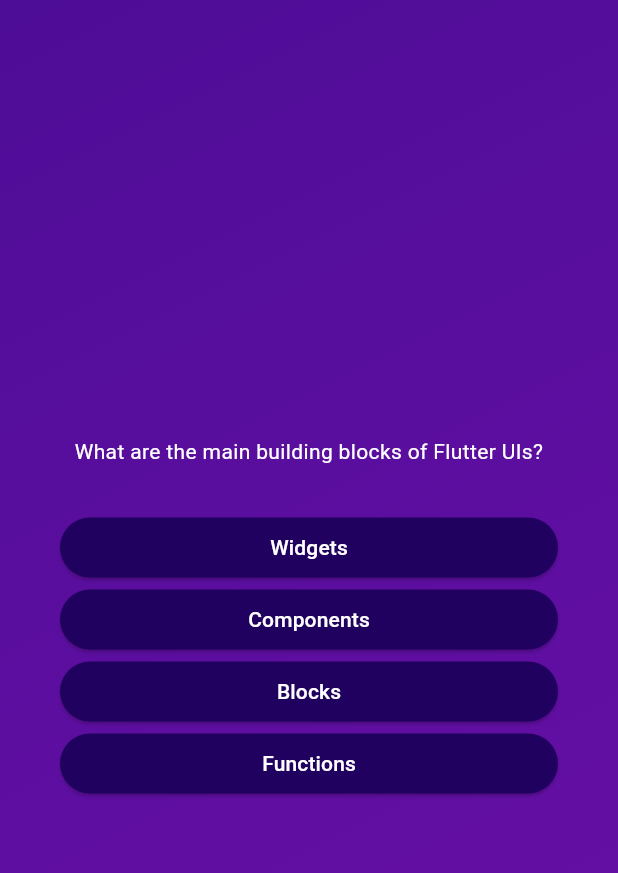
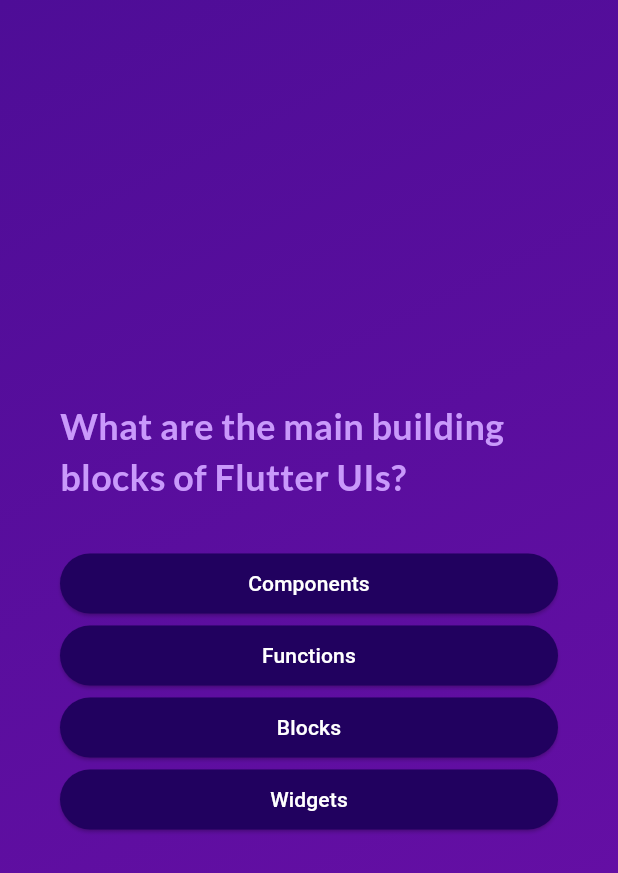
Before and after one commit to kantujjwal/FlutterQuiz, a Flutter app: the screen it shows after launch, after a tap on "Start Quiz", on a phone screen of 412 x 824 dp. Shown: the top 873 px of the screen. Run offline on Flutter 3.47's test engine with Material 3 defaults, Android fonts, the phone set to English and light mode, and no system bars; our stand-ins replace google_fonts.

Commit message:
googleFonts

```diff
--- a/lib/answer_button.dart
+++ b/lib/answer_button.dart
@@ -24,7 +24,10 @@ class AnswerButton extends StatelessWidget {
           shape: RoundedRectangleBorder(
             borderRadius: BorderRadius.circular(40),
           )),
-      child: Text(answerText),
+      child: Text(
+        answerText,
+        textAlign: TextAlign.center,
+      ),
     );
   }
 }
--- a/lib/models/quiz_question.dart
+++ b/lib/models/quiz_question.dart
@@ -3,4 +3,10 @@ class QuizQuestion {
 
   final String text;
   final List<String> answers;
+
+  List<String> getShuffledAnswers() {
+    final shuffledList = List.of(answers);
+    shuffledList.shuffle();
+    return shuffledList;
+  }
 }
--- a/lib/question.dart
+++ b/lib/question.dart
@@ -1,9 +1,15 @@
 import 'package:flutter/material.dart';
 import 'package:flutter_quiz/answer_button.dart';
 import "package:flutter_quiz/data/questions.dart";
+import 'package:google_fonts/google_fonts.dart';
 
 class QuestionScreen extends StatefulWidget {
-  const QuestionScreen({super.key});
+  const QuestionScreen({
+    super.key,
+    required this.onSelectAnswer,
+  });
+
+  final void Function(String answer) onSelectAnswer;
 
   @override
   State<QuestionScreen> createState() {
@@ -12,9 +18,20 @@ class QuestionScreen extends StatefulWidget {
 }
 
 class _QuestionScreen extends State<QuestionScreen> {
+  var currentQuestionIndex = 0;
+
+  void answerQuestion(String selectedAnswer) {
+    widget.onSelectAnswer(selectedAnswer);
+    // currentQuestionIndex = currentQuestionIndex + 1;
+    // currentQuestionIndex += 1;
+    setState(() {
+      currentQuestionIndex++;
+    });
+  }
+
   @override
   Widget build(context) {
-    final currentQuestion = questions[0];
+    final currentQuestion = questions[currentQuestionIndex];
     // return const Text('QuestionScreen');
     return SizedBox(
       width: double.infinity,
@@ -26,13 +43,23 @@ class _QuestionScreen extends State<QuestionScreen> {
           children: [
             Text(
               currentQuestion.text,
-              style: const TextStyle(color: Colors.white),
-              textAlign: TextAlign.center,
+              style: GoogleFonts.lato(
+                color: const Color.fromARGB(255, 201, 153, 251),
+                fontSize: 24,
+                fontWeight: FontWeight.bold,
+              ),
+              // const TextStyle(color: Colors.white),
+              // textAlign: TextAlign.center,
             ),
             const SizedBox(height: 30),
-            ...currentQuestion.answers.map(
+            ...currentQuestion.getShuffledAnswers().map(
               (answer) {
-                return AnswerButton(answerText: answer, onTap: () {});
+                return AnswerButton(
+                  answerText: answer,
+                  onTap: () {
+                    answerQuestion(answer);
+                  },
+                );
               },
             ),
           ],
--- a/lib/quiz.dart
+++ b/lib/quiz.dart
@@ -1,6 +1,7 @@
 import 'package:flutter/material.dart';
 import 'package:flutter_quiz/question.dart';
 import 'package:flutter_quiz/start_screen.dart';
+import 'package:flutter_quiz/data/questions.dart';
 
 class Quiz extends StatefulWidget {
   const Quiz({super.key});
@@ -18,6 +19,7 @@ class _QuizState extends State<Quiz> {
   //   activeScreen = StartScreen(switchScreen);
   //   super.initState();
   // }
+  final List<String> selectedAnswers = [];
   var activeScreen = 'start-screen';
 
   void switchScreen() {
@@ -27,12 +29,24 @@ class _QuizState extends State<Quiz> {
     });
   }
 
+  void chooseAnswer(String answer) {
+    selectedAnswers.add(answer);
+
+    if (selectedAnswers.length == questions.length) {
+      setState(() {
+        activeScreen = 'question-screen';
+      });
+    }
+  }
+
   @override
   Widget build(context) {
     Widget screenWidget = StartScreen(switchScreen);
 
     if (activeScreen == 'question-screen') {
-      screenWidget = const QuestionScreen();
+      screenWidget = QuestionScreen(
+        onSelectAnswer: chooseAnswer,
+      );
     }
 
     return MaterialApp(
--- a/lib/start_screen.dart
+++ b/lib/start_screen.dart
@@ -1,4 +1,5 @@
 import 'package:flutter/material.dart';
+import 'package:google_fonts/google_fonts.dart';
 
 class StartScreen extends StatelessWidget {
   const StartScreen(this.startQuiz, {super.key});
@@ -26,10 +27,10 @@ class StartScreen extends StatelessWidget {
           const SizedBox(
             height: 50,
           ),
-          const Text(
+          Text(
             'Quiz Application!',
-            style: TextStyle(
-              color: Color.fromARGB(255, 237, 223, 252),
+            style: GoogleFonts.lato(
+              color: const Color.fromARGB(255, 237, 223, 252),
               fontSize: 24,
             ),
           ),
--- a/pubspec.yaml
+++ b/pubspec.yaml
@@ -34,6 +34,7 @@ dependencies:
   # The following adds the Cupertino Icons font to your application.
   # Use with the CupertinoIcons class for iOS style icons.
   cupertino_icons: ^1.0.2
+  google_fonts: ^6.1.0
 
 dev_dependencies:
   flutter_test:
```
Also changed, not shown: pubspec.lock, 1 other file.
